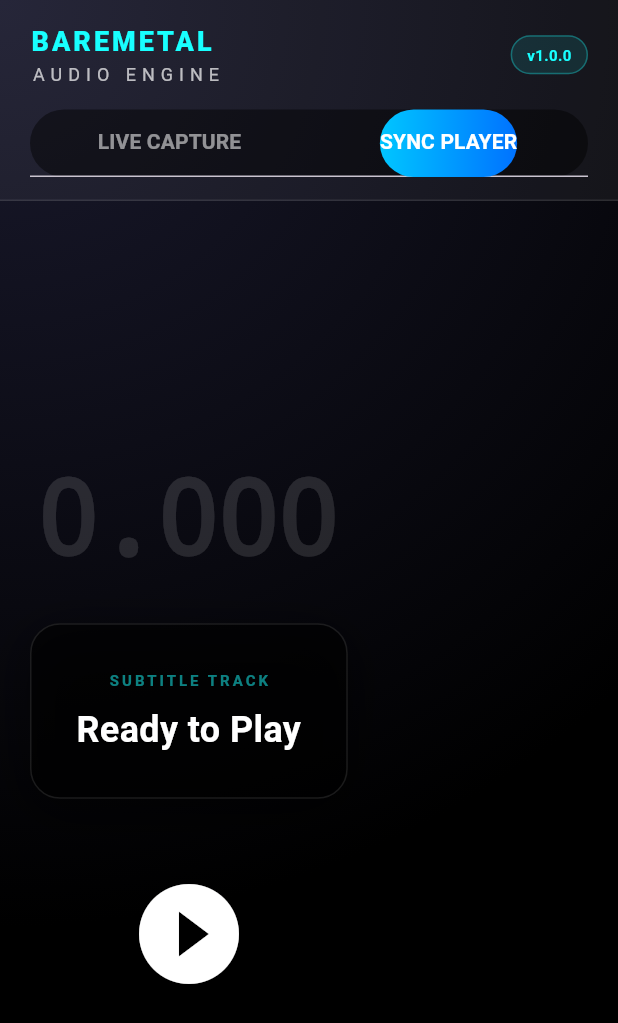
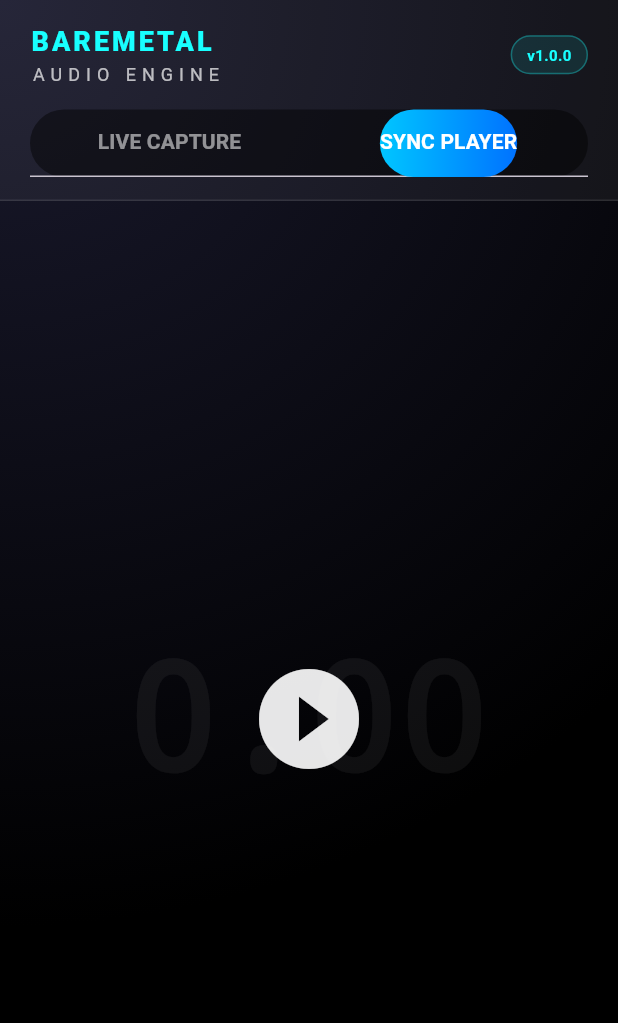
Before and after one commit to Nimakharraji/BareMetal_Audio, a Flutter app: the screen it shows after launch, tab 2 chosen, on a phone screen of 412 x 824 dp. Shown: the top 1023 px of the screen. Run offline on Flutter 3.47's test engine with Material 3 defaults, Android fonts, the phone set to English and light mode, and no system bars; our stand-ins replace flutter_bloc, permission_handler; missing offline and left inert: dart:ffi.

Commit message:
Ready for v1.0.0 release

```diff
--- a/example/lib/main.dart
+++ b/example/lib/main.dart
@@ -83,11 +83,13 @@ class BaremetalHome extends StatelessWidget {
                 ],
               ),
               Container(
-                padding: const EdgeInsets.symmetric(horizontal: 10, vertical: 5),
+                padding:
+                    const EdgeInsets.symmetric(horizontal: 10, vertical: 5),
                 decoration: BoxDecoration(
                     color: Colors.cyanAccent.withOpacity(0.1),
                     borderRadius: BorderRadius.circular(20),
-                    border: Border.all(color: Colors.cyanAccent.withOpacity(0.3))),
+                    border:
+                        Border.all(color: Colors.cyanAccent.withOpacity(0.3))),
                 child: const Text("v1.0.0",
                     style: TextStyle(
                         color: Colors.cyanAccent,
@@ -214,7 +216,8 @@ class _CaptureTabState extends State<CaptureTab> {
                     top: 20,
                     right: 20,
                     child: Container(
-                      padding: const EdgeInsets.symmetric(horizontal: 8, vertical: 4),
+                      padding: const EdgeInsets.symmetric(
+                          horizontal: 8, vertical: 4),
                       decoration: BoxDecoration(
                         color: _isRunning ? Colors.redAccent : Colors.grey,
                         borderRadius: BorderRadius.circular(4),
@@ -242,7 +245,8 @@ class _CaptureTabState extends State<CaptureTab> {
               children: [
                 Row(
                   children: [
-                    const Icon(Icons.volume_up, color: Colors.white54, size: 20),
+                    const Icon(Icons.volume_up,
+                        color: Colors.white54, size: 20),
                     const SizedBox(width: 15),
                     Expanded(
                       child: ClipRRect(
@@ -269,12 +273,14 @@ class _CaptureTabState extends State<CaptureTab> {
                       backgroundColor: _isRunning
                           ? Colors.redAccent.withOpacity(0.2)
                           : Colors.cyanAccent.withOpacity(0.2),
-                      foregroundColor: _isRunning ? Colors.redAccent : Colors.cyanAccent,
+                      foregroundColor:
+                          _isRunning ? Colors.redAccent : Colors.cyanAccent,
                       shadowColor: Colors.transparent,
                       shape: RoundedRectangleBorder(
                         borderRadius: BorderRadius.circular(16),
                         side: BorderSide(
-                          color: _isRunning ? Colors.redAccent : Colors.cyanAccent,
+                          color:
+                              _isRunning ? Colors.redAccent : Colors.cyanAccent,
                           width: 2,
                         ),
                       ),
@@ -297,7 +303,7 @@ class _CaptureTabState extends State<CaptureTab> {
   }
 }
 
-// --- TAB 2: File Playback & Sync ---
+// --- TAB 2: File Playback & Sync (Cinematic Style) ---
 class PlaybackTab extends StatefulWidget {
   const PlaybackTab({super.key});
   @override
@@ -306,11 +312,12 @@ class PlaybackTab extends StatefulWidget {
 
 class _PlaybackTabState extends State<PlaybackTab> {
   bool _isRunning = false;
-  String _subtitle = "Ready to Play";
+  String _subtitle = ""; // متن خالی برای شروع
   double _time = 0.0;
   List<double> _fftData = [];
   Timer? _timer;
 
+  // نمونه زیرنویس برای تست
   final String _demoSrt = """
 1
 00:00:00,500 --> 00:00:02,500
@@ -333,21 +340,20 @@ Zero Latency.
 
   Future<void> _play() async {
     if (_isRunning) {
-      // 1. Kill Timer FIRST
       _timer?.cancel();
       _timer = null;
-
-      // 2. Stop Engine
       BaremetalAudio.stop();
-
-      setState(() => _isRunning = false);
+      setState(() {
+        _isRunning = false;
+        _subtitle = ""; // پاک کردن زیرنویس موقع استاپ
+        _time = 0.0;
+      });
       return;
     }
 
     final tempDir = await getTemporaryDirectory();
     final file = File('${tempDir.path}/test_audio.mp3');
 
-    // Always clean up old file
     if (await file.exists()) {
       await file.delete();
     }
@@ -356,7 +362,7 @@ Zero Latency.
       final data = await rootBundle.load('assets/test_audio.mp3');
       await file.writeAsBytes(data.buffer.asUint8List(), flush: true);
     } catch (e) {
-      // ignore: use_build_context_synchronously
+      if (!mounted) return;
       ScaffoldMessenger.of(context).showSnackBar(
           const SnackBar(content: Text("Asset 'test_audio.mp3' not found!")));
       return;
@@ -396,88 +402,85 @@ Zero Latency.
   Widget build(BuildContext context) {
     return Stack(
       children: [
+        // 1. پس‌زمینه ویژوالایزر (پایین صفحه)
         Positioned(
           left: 0,
           right: 0,
           bottom: 0,
-          height: 200,
+          height: 300, // ارتفاع بیشتر برای جلوه بهتر
           child: Opacity(
-            opacity: 0.5,
+            opacity: 0.3,
             child: CustomPaint(
               painter: ProGradientSpectrumPainter(_fftData, isMirror: true),
               size: Size.infinite,
             ),
           ),
         ),
-        Column(
-          mainAxisAlignment: MainAxisAlignment.center,
-          children: [
-            Text(
-              _time.toStringAsFixed(3),
-              style: const TextStyle(
-                fontSize: 70,
+
+        // 2. تایمر بزرگ در مرکز (مثل واترمارک)
+        Center(
+          child: Text(
+            _time.toStringAsFixed(2),
+            style: TextStyle(
+              fontSize: 100,
               fontFamily: "Monospace",
-                color: Colors.white12,
-                fontWeight: FontWeight.bold,
-                letterSpacing: -2,
+              color: Colors.white.withOpacity(0.05), // خیلی کمرنگ
+              fontWeight: FontWeight.w900,
             ),
           ),
-            const SizedBox(height: 20),
-            Container(
-              padding: const EdgeInsets.all(30),
-              margin: const EdgeInsets.symmetric(horizontal: 20),
-              decoration: BoxDecoration(
-                color: Colors.black.withOpacity(0.6),
-                borderRadius: BorderRadius.circular(20),
-                border: Border.all(color: Colors.white10),
-                boxShadow: [
-                  BoxShadow(
-                    color: Colors.black.withOpacity(0.5),
-                    blurRadius: 30,
-                    offset: const Offset(0, 10),
-                  )
-                ],
         ),
-              child: Column(
-                children: [
-                   Text(
-                    "SUBTITLE TRACK",
-                    style: TextStyle(
-                      color: Colors.cyanAccent.withOpacity(0.5),
-                      fontSize: 10,
-                      letterSpacing: 2,
-                      fontWeight: FontWeight.bold
-                    ),
-                  ),
-                  const SizedBox(height: 10),
-                  Text(
-                    _subtitle.isEmpty ? "..." : _subtitle,
-                    textAlign: TextAlign.center,
-                    style: const TextStyle(
-                      color: Colors.white,
-                      fontSize: 24,
-                      height: 1.3,
-                      fontWeight: FontWeight.w600,
-                      shadows: [
-                        Shadow(color: Colors.black, offset: Offset(0, 2), blurRadius: 4)
-                      ]
-                    ),
-                  ),
-                ],
-              ),
-            ),
-            const SizedBox(height: 50),
-            IconButton(
+
+        // 3. دکمه Play/Pause (وسط صفحه)
+        Center(
+          child: IconButton(
             onPressed: _play,
             iconSize: 80,
             icon: Icon(
               _isRunning ? Icons.pause_circle_filled : Icons.play_circle_fill,
+            ),
+            color: Colors.white.withOpacity(0.9),
+            tooltip: _isRunning ? "Stop" : "Play Demo",
+          ),
+        ),
+
+        // 4. زیرنویس سینمایی (پایین، وسط، فیکس شده)
+        Positioned(
+          left: 20,
+          right: 20,
+          bottom: 80, // فاصله از کف صفحه
+          child: SizedBox(
+            height: 100, // ارتفاع ثابت برای جلوگیری از پرش صفحه
+            child: AnimatedSwitcher(
+              duration: const Duration(milliseconds: 200), // تغییر نرم
+              transitionBuilder: (Widget child, Animation<double> animation) {
+                return FadeTransition(opacity: animation, child: child);
+              },
+              child: Text(
+                _subtitle,
+                // کلید یکتا برای اینکه انیمیشن بفهمد متن عوض شده
+                key: ValueKey<String>(_subtitle),
+                textAlign: TextAlign.center,
+                style: const TextStyle(
                   color: Colors.white,
+                  fontSize: 22,
+                  fontWeight: FontWeight.bold,
+                  letterSpacing: 0.5,
+                  height: 1.3,
+                  shadows: [
+                    // سایه برای خوانایی روی هر پس‌زمینه (Outline Effect)
+                    Shadow(offset: Offset(-1, -1), color: Colors.black),
+                    Shadow(offset: Offset(1, -1), color: Colors.black),
+                    Shadow(offset: Offset(1, 1), color: Colors.black),
+                    Shadow(offset: Offset(-1, 1), color: Colors.black),
+                    Shadow(
+                        blurRadius: 10,
+                        color: Colors.black87,
+                        offset: Offset(0, 4)),
+                  ],
                 ),
-              padding: EdgeInsets.zero,
-              tooltip: "Play Demo",
               ),
-          ],
+            ),
+          ),
         ),
       ],
     );
@@ -503,11 +506,7 @@ class ProGradientSpectrumPainter extends CustomPainter {
       final barHeight = (magnitude * size.height * 0.8).clamp(2.0, size.height);
 
       final rect = Rect.fromLTWH(
-        i * barWidth,
-        size.height - barHeight,
-        barWidth * 0.6,
-        barHeight
-      );
+          i * barWidth, size.height - barHeight, barWidth * 0.6, barHeight);
 
       paint.shader = const LinearGradient(
         begin: Alignment.bottomCenter,
@@ -536,6 +535,7 @@ class GridPainter extends CustomPainter {
       canvas.drawLine(Offset(0, i), Offset(size.width, i), paint);
     }
   }
+
   @override
   bool shouldRepaint(covariant CustomPainter oldDelegate) => false;
 }
--- a/pubspec.yaml
+++ b/pubspec.yaml
@@ -32,5 +32,3 @@ flutter:
       android:
         package: com.example.baremetal_audio
         pluginClass: BaremetalAudioPlugin
-      ios:
-        pluginClass: BaremetalAudioPlugin
```
Also changed, not shown: lib/baremetal_audio.dart (+14 -8 lines), lib/dsp_bloc.dart (+8 -5 lines), lib/ffi_bridge.dart (+21 -10 lines), 6 other files. Lines whose indentation alone changed are shown as unchanged.
